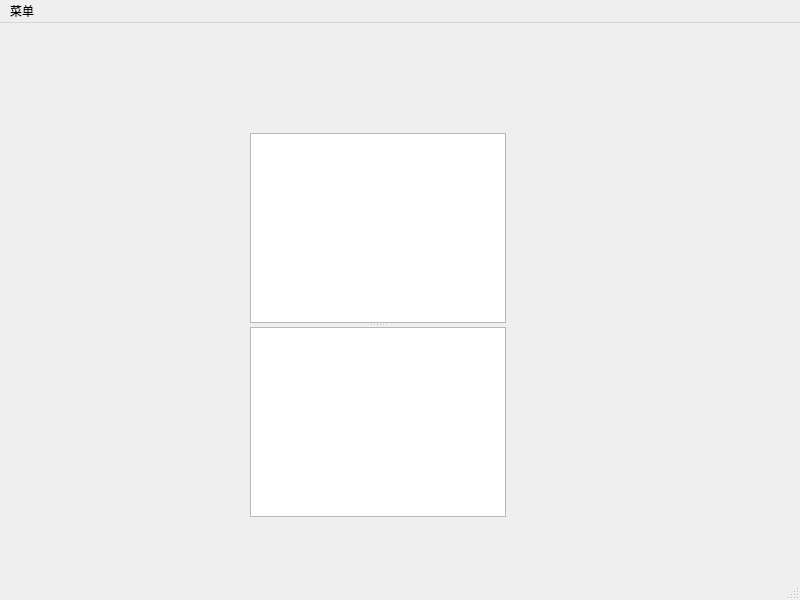
yangdianxp/qt, file log_viewer/mainwindow.ui: the form before one commit.
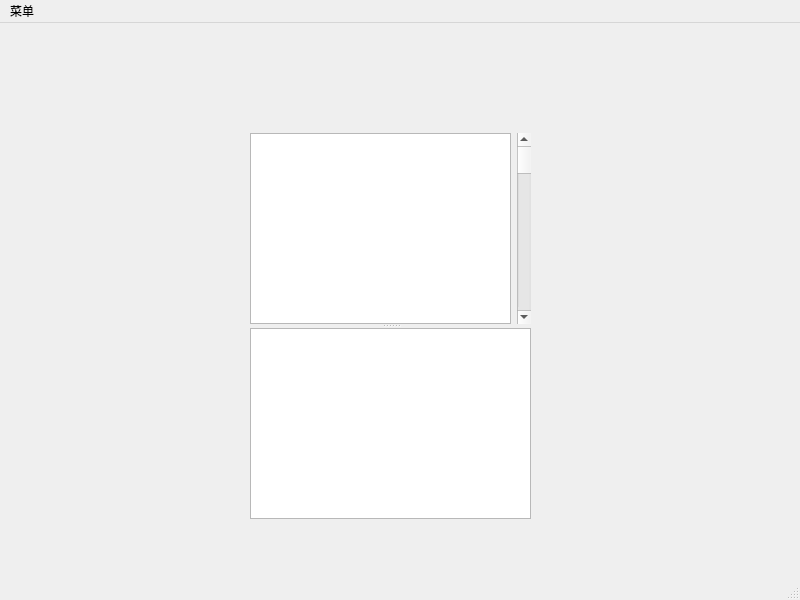
The form after the commit.

What changed in the file:
```diff
--- a/log_viewer/mainwindow.ui
+++ b/log_viewer/mainwindow.ui
@@ -19,14 +19,34 @@
      <rect>
       <x>250</x>
       <y>110</y>
-      <width>256</width>
-      <height>384</height>
+      <width>281</width>
+      <height>386</height>
      </rect>
     </property>
     <property name="orientation">
      <enum>Qt::Vertical</enum>
     </property>
-    <widget class="QPlainTextEdit" name="plainTextEditFile"/>
+    <widget class="QWidget" name="layoutWidget">
+     <layout class="QHBoxLayout" name="horizontalLayout">
+      <item>
+       <widget class="QPlainTextEdit" name="plainTextEditFile">
+        <property name="verticalScrollBarPolicy">
+         <enum>Qt::ScrollBarAlwaysOff</enum>
+        </property>
+        <property name="horizontalScrollBarPolicy">
+         <enum>Qt::ScrollBarAlwaysOff</enum>
+        </property>
+       </widget>
+      </item>
+      <item>
+       <widget class="QScrollBar" name="verticalScrollBarFile">
+        <property name="orientation">
+         <enum>Qt::Vertical</enum>
+        </property>
+       </widget>
+      </item>
+     </layout>
+    </widget>
     <widget class="QPlainTextEdit" name="plainTextEditSearch"/>
    </widget>
   </widget>
```
